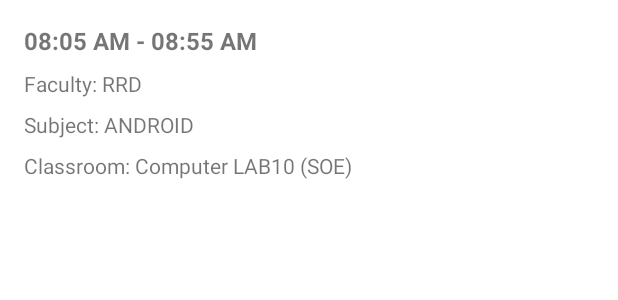
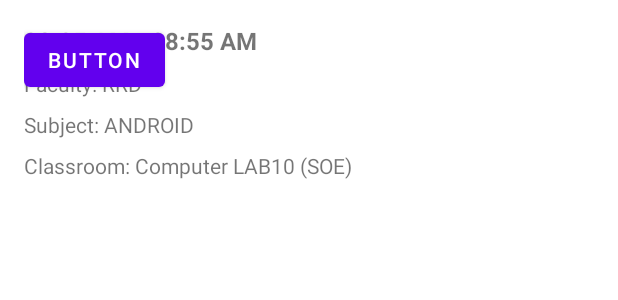
Before and after one commit to priyal2431/Android-project-erp, an Android app: the layout item_timetable.xml on its own in the app's theme, with its tools: preview values and no code run, on a phone screen of 412 x 824 dp. Shown: the top 300 px of the screen. Run offline under Robolectric (Android 15) with nearby library versions, the phone set to English and light mode, and no system bars.

Commit message:
item_timetable.xml updated

```diff
--- a/app/src/main/res/layout/item_timetable.xml
+++ b/app/src/main/res/layout/item_timetable.xml
@@ -55,4 +55,10 @@
         app:layout_constraintTop_toBottomOf="@id/subject"
         app:layout_constraintStart_toStartOf="parent" />
 
+
+    <Button
+        android:layout_width="wrap_content"
+        android:layout_height="wrap_content"
+        android:text="Button"></Button>
+
 </androidx.constraintlayout.widget.ConstraintLayout>
```
